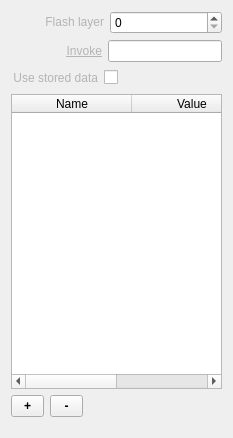
Before: the Qt Designer form trunk/Widgets/Inspector/InspectorTemplateWidget.ui in cambell-prince/casparcg-client, drawn with Qt 5.
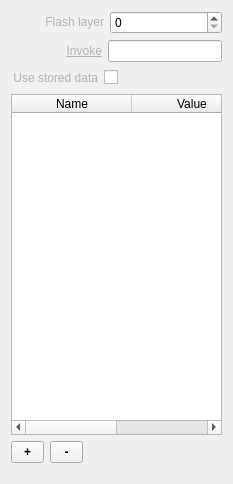
After: the same form once the commit is applied.

```diff
--- a/trunk/Widgets/Inspector/InspectorTemplateWidget.ui
+++ b/trunk/Widgets/Inspector/InspectorTemplateWidget.ui
@@ -7,7 +7,7 @@
     <x>0</x>
     <y>0</y>
     <width>233</width>
-    <height>438</height>
+    <height>484</height>
    </rect>
   </property>
   <property name="sizePolicy">
@@ -19,7 +19,7 @@
   <property name="minimumSize">
    <size>
     <width>0</width>
-    <height>438</height>
+    <height>484</height>
    </size>
   </property>
   <layout class="QVBoxLayout" name="verticalLayout">
```
